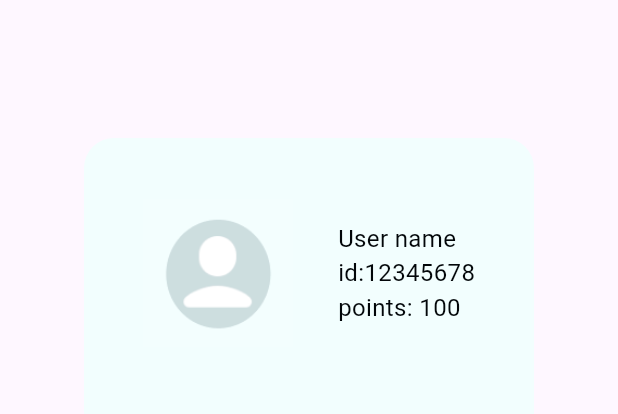
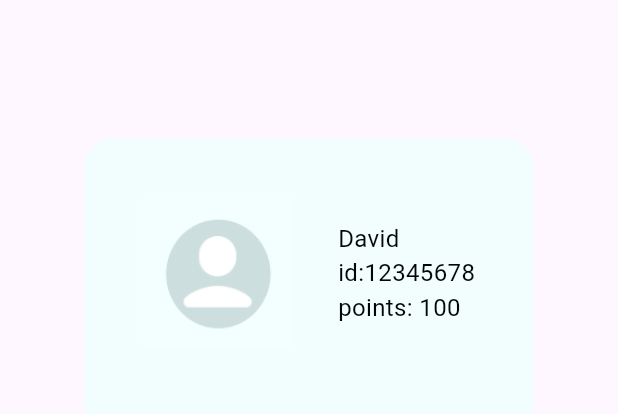
Before and after one commit to tinger529/MQ_points, a Flutter app: the SettingScreen widget shown alone on an empty page, opened directly, on a phone screen of 412 x 824 dp. Shown: the top 414 px of the screen. Run offline on Flutter 3.47's test engine with Material 3 defaults, Android fonts, the phone set to English and light mode, and no system bars.

Commit message:
setting page: connect to user info

```diff
--- a/lib/models/state.dart
+++ b/lib/models/state.dart
@@ -11,6 +11,8 @@ class StateModel extends ChangeNotifier {
   String _status = "start";   // current displayed page
 
   // temporarily store user's data here
+  String name = "John Doe";
+  String uid = "00000000";
   int points = 100;
   int nvouchers = 1;
   List<dynamic> vouchers = [
@@ -57,6 +59,8 @@ class StateModel extends ChangeNotifier {
     User user = User.fromJson(jsonMap["users"][0]);
     points = user.points;
     dark = user.dark;
+    name = user.name;
+    uid = user.uid;
     String voucherString = await rootBundle.loadString('assets/data/${user.voucherfile}');
     Map<String, dynamic> voucherList = json.decode(voucherString);
     vouchers = voucherList["vouchers"].map((e) => Voucher.fromJson(e)).toList();
@@ -76,6 +80,10 @@ class StateModel extends ChangeNotifier {
   bool get showSuccess => show;
 
   bool get showFail => loginFail;
+
+  String get currentName => name;
+
+  String get currentUid => uid;
 
   void login(String id, String passwd) {
     if (id != "" && passwd != "") {
--- a/lib/screens/setting_screen.dart
+++ b/lib/screens/setting_screen.dart
@@ -49,7 +49,7 @@ class SettingScreen extends StatelessWidget {
                             const SizedBox(width: 30),
 
                             Text(
-                              "User name\nid:12345678\npoints: ${state.currentPoints}",
+                              "${state.currentName}\nid:${state.currentUid}\npoints: ${state.currentPoints}",
                               textAlign: TextAlign.left,
                               style: TextStyle(
                                 color: state.currentScene[2],
```
